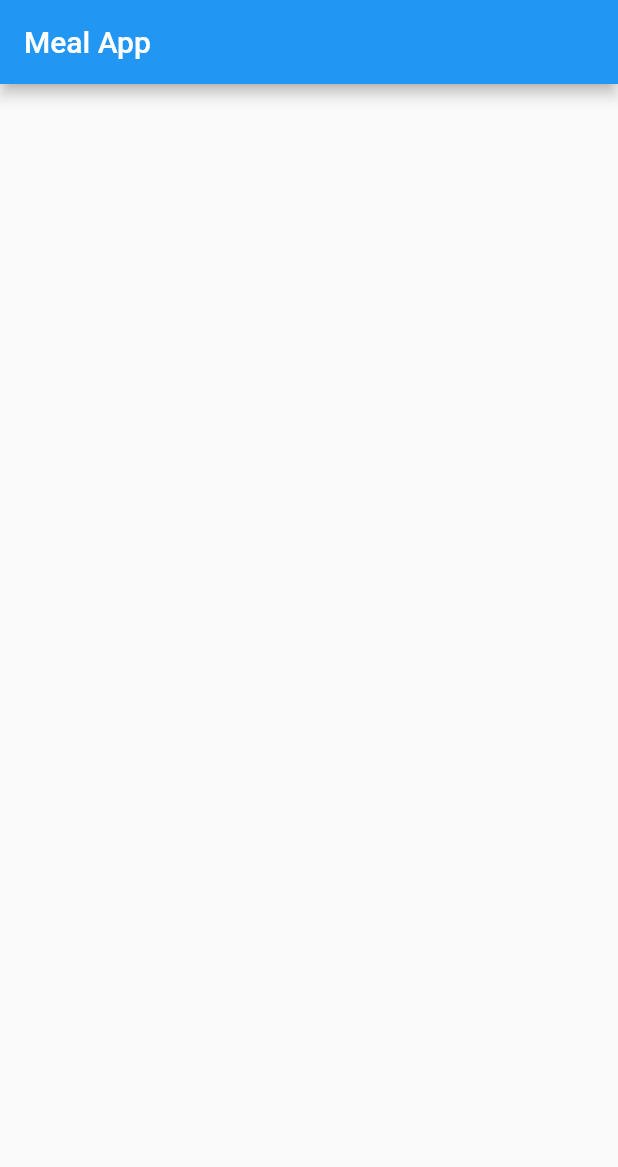
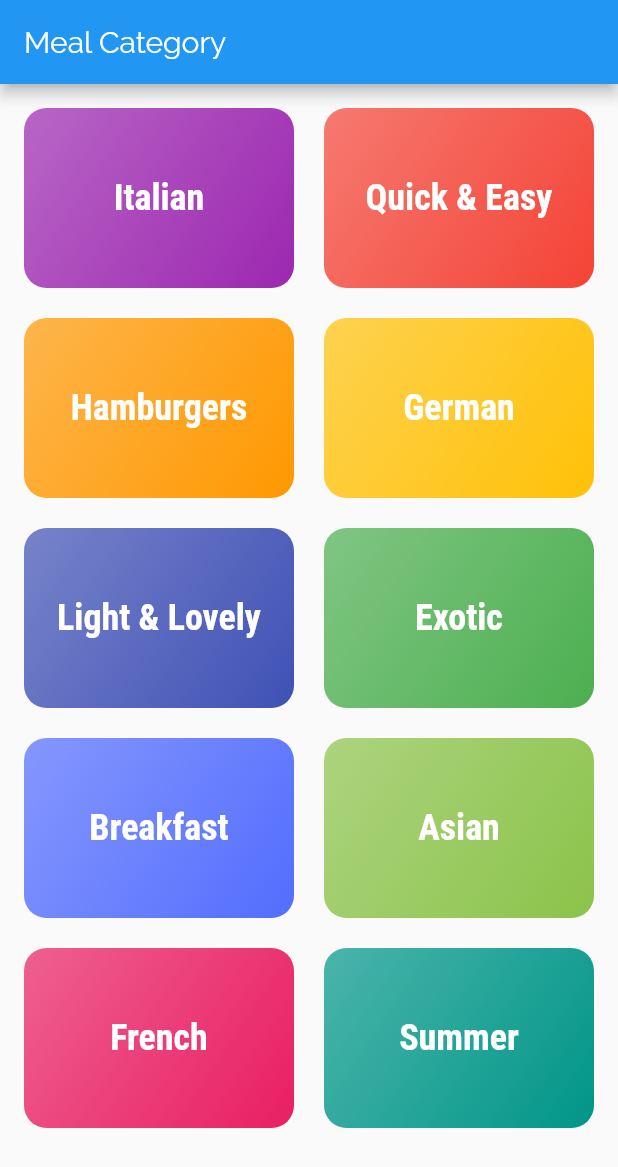
Before and after one commit to BiswajitKrPaul/meal_app, a Flutter app: the screen it shows after launch, on a phone screen of 412 x 824 dp. Shown: the top 1167 px of the screen. Run offline on Flutter 3.47's test engine with Material 2 defaults, Android fonts, the phone set to English and light mode, and no system bars.

Commit message:
Navigation of page route added, Custom Fonts added

```diff
--- /dev/null
+++ b/lib/dummydata.dart
@@ -0,0 +1,56 @@
+import 'package:flutter/material.dart';
+
+import './models/category.dart';
+
+const DUMMY_CATEGORIES = const [
+  Category(
+    id: 'c1',
+    title: 'Italian',
+    color: Colors.purple,
+  ),
+  Category(
+    id: 'c2',
+    title: 'Quick & Easy',
+    color: Colors.red,
+  ),
+  Category(
+    id: 'c3',
+    title: 'Hamburgers',
+    color: Colors.orange,
+  ),
+  Category(
+    id: 'c4',
+    title: 'German',
+    color: Colors.amber,
+  ),
+  Category(
+    id: 'c5',
+    title: 'Light & Lovely',
+    color: Colors.indigo,
+  ),
+  Category(
+    id: 'c6',
+    title: 'Exotic',
+    color: Colors.green,
+  ),
+  Category(
+    id: 'c7',
+    title: 'Breakfast',
+    color: Colors.indigoAccent,
+  ),
+  Category(
+    id: 'c8',
+    title: 'Asian',
+    color: Colors.lightGreen,
+  ),
+  Category(
+    id: 'c9',
+    title: 'French',
+    color: Colors.pink,
+  ),
+  Category(
+    id: 'c10',
+    title: 'Summer',
+    color: Colors.teal,
+  ),
+];
--- a/lib/main.dart
+++ b/lib/main.dart
@@ -1,4 +1,7 @@
 import 'package:flutter/material.dart';
+import 'package:meal_app/routes/categorymealshome.dart';
+
+import './routes/categoryhome.dart';
 
 void main() {
   runApp(MyApp());
@@ -9,30 +12,25 @@ class MyApp extends StatelessWidget {
   @override
   Widget build(BuildContext context) {
     return MaterialApp(
-      title: 'Flutter Demo',
+      title: 'Meal App',
       theme: ThemeData(
         primarySwatch: Colors.blue,
         accentColor: Colors.amber,
+        canvasColor: Colors.grey[50],
+        fontFamily: 'Raleway',
+        textTheme: ThemeData.light().textTheme.copyWith(
+              headline6: TextStyle(
+                fontSize: 24,
+                fontFamily: 'Roboto',
+                fontWeight: FontWeight.bold,
+                color: Colors.white,
+              ),
+            ),
       ),
-      home: MyHomePage(title: 'Meal App'),
+      home: CategoriesHome(),
+      routes: {
+        'categoryMealHome': (ctx) => CategoryMealsHome(),
+      },
     );
   }
 }
-
-class MyHomePage extends StatefulWidget {
-  MyHomePage({Key key, this.title}) : super(key: key);
-  final String title;
-  @override
-  _MyHomePageState createState() => _MyHomePageState();
-}
-
-class _MyHomePageState extends State<MyHomePage> {
-  @override
-  Widget build(BuildContext context) {
-    return Scaffold(
-      appBar: AppBar(
-        title: Text(widget.title),
-      ),
-    );
-  }
-}
--- /dev/null
+++ b/lib/models/category.dart
@@ -0,0 +1,13 @@
+import 'package:flutter/material.dart';
+
+class Category {
+  final String id;
+  final String title;
+  final Color color;
+
+  const Category({
+    @required this.id,
+    @required this.title,
+    this.color = Colors.indigoAccent,
+  });
+}
--- /dev/null
+++ b/lib/routes/categoryhome.dart
@@ -0,0 +1,34 @@
+import 'package:flutter/material.dart';
+import 'package:meal_app/widgets/categoryitem.dart';
+import '../dummydata.dart';
+
+// This route will be used for Categorized of the Meals App on Grid View.
+class CategoriesHome extends StatefulWidget {
+  @override
+  _CategoriesHomeState createState() => _CategoriesHomeState();
+}
+
+class _CategoriesHomeState extends State<CategoriesHome> {
+  @override
+  Widget build(BuildContext context) {
+    return Scaffold(
+      appBar: AppBar(
+        title: const Text('Meal Category'),
+      ),
+      body: GridView(
+        padding: const EdgeInsets.all(16.0),
+        children: [
+          ...DUMMY_CATEGORIES.map((data) {
+            return CategoryItem(data);
+          }).toList()
+        ],
+        gridDelegate: SliverGridDelegateWithMaxCrossAxisExtent(
+          maxCrossAxisExtent: 200, // max width of each item
+          childAspectRatio: 3 / 2, // height and width relation
+          crossAxisSpacing: 20, // space between columns and rows
+          mainAxisSpacing: 20, // space between columns and rows
+        ),
+      ),
+    );
+  }
+}
--- /dev/null
+++ b/lib/routes/categorymealshome.dart
@@ -0,0 +1,21 @@
+import 'package:flutter/material.dart';
+
+class CategoryMealsHome extends StatelessWidget {
+  @override
+  Widget build(BuildContext context) {
+    final routeArguments =
+        ModalRoute.of(context).settings.arguments as Map<String, String>;
+    final id = routeArguments['id'];
+    final title = routeArguments['title'];
+    return Scaffold(
+      appBar: AppBar(
+        title: Text('$title'),
+      ),
+      body: Center(
+        child: Text(
+          '$title Item Route',
+        ),
+      ),
+    );
+  }
+}
--- /dev/null
+++ b/lib/widgets/categoryitem.dart
@@ -0,0 +1,56 @@
+import 'package:flutter/material.dart';
+import '../models/category.dart';
+
+class CategoryItem extends StatelessWidget {
+  final Category category;
+
+  CategoryItem(this.category);
+
+  // void nabigateToCategoryMealHome(BuildContext ctx) {
+  //   Navigator.of(ctx).push(
+  //     MaterialPageRoute(
+  //       builder: (_) {
+  //         return CategoryMealsHome(category.id, category.title);
+  //       },
+  //       fullscreenDialog:
+  //           false, /* false for default animation :
+  //           true for Material design animation (For routing the pages) */
+  //     ),
+  //   );
+
+  void nabigateToCategoryMealHome(BuildContext ctx) {
+    Navigator.of(ctx).pushNamed(
+      'categoryMealHome',
+      arguments: {
+        'id': category.id,
+        'title': category.title
+      }, // Passing the data just as intent
+    );
+  }
+
+  @override
+  Widget build(BuildContext context) {
+    return InkWell(
+      onTap: () => nabigateToCategoryMealHome(context),
+      splashColor: Theme.of(context).primaryColor,
+      borderRadius: BorderRadius.circular(15),
+      child: Container(
+        padding: const EdgeInsets.all(16),
+        child: Center(
+          child: Text(
+            category.title,
+            style: Theme.of(context).textTheme.headline6,
+          ),
+        ),
+        decoration: BoxDecoration(
+          gradient: LinearGradient(
+            colors: [category.color.withOpacity(0.7), category.color],
+            begin: Alignment.topLeft,
+            end: Alignment.bottomRight,
+          ),
+          borderRadius: BorderRadius.circular(15),
+        ),
+      ),
+    );
+  }
+}
```
Also changed, not shown: pubspec.yaml (+18 -14 lines), assets/fonts/Raleway-Black.ttf (added), assets/fonts/Raleway-Bold.ttf (added), assets/fonts/Raleway-Regular.ttf (added), assets/fonts/RobotoCondensed-Bold.ttf (added), assets/fonts/RobotoCondensed-Italic.ttf (added), assets/fonts/RobotoCondensed-Light.ttf (added), assets/fonts/RobotoCondensed-Regular.ttf (added), lib/routes/categories.dart (deleted).
